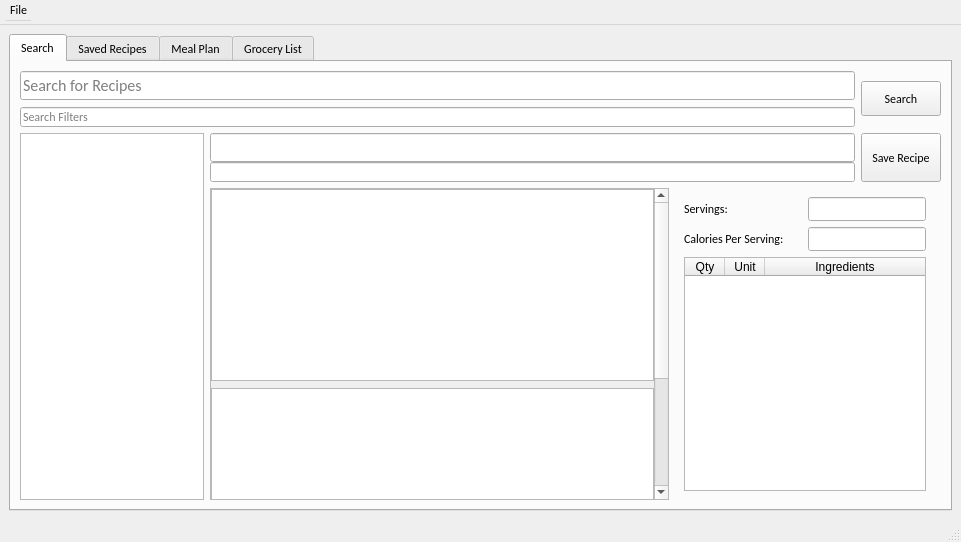
Qt form mainwindow.ui (jake-kolk/CPT_S322.Project) before a commit.
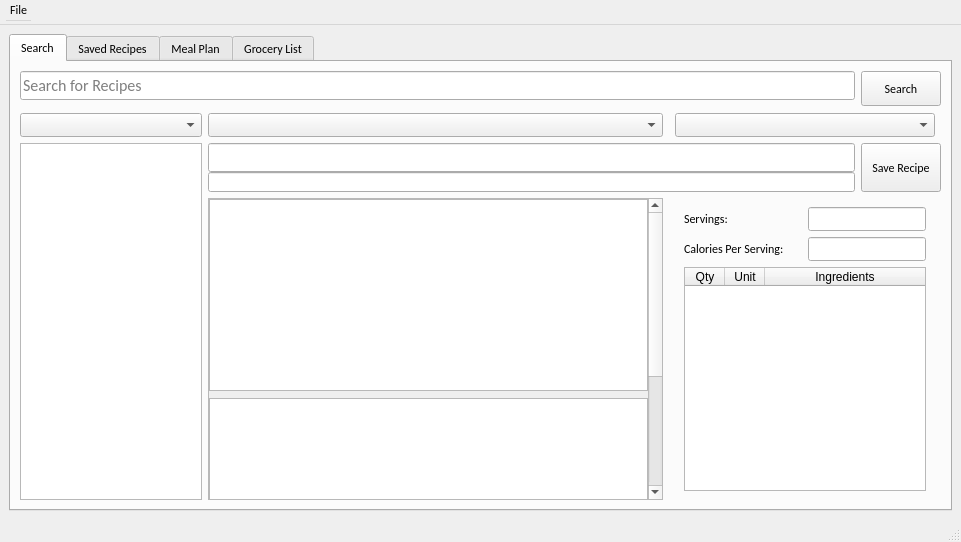
The same form after that commit. The open tabs and pages were chosen to show the change.

```diff
--- a/mainwindow.ui
+++ b/mainwindow.ui
@@ -54,111 +54,155 @@
         <string>Search</string>
        </attribute>
        <layout class="QGridLayout" name="gridLayout_3">
-        <item row="0" column="0" colspan="4">
-         <layout class="QGridLayout" name="gridLayout" rowstretch="0,0" columnstretch="2,0" columnminimumwidth="0,0">
-          <property name="sizeConstraint">
-           <enum>QLayout::SizeConstraint::SetDefaultConstraint</enum>
-          </property>
-          <property name="verticalSpacing">
-           <number>7</number>
-          </property>
-          <item row="0" column="0">
-           <widget class="QLineEdit" name="recipeSearchbox">
-            <property name="sizePolicy">
-             <sizepolicy hsizetype="Expanding" vsizetype="Expanding">
-              <horstretch>5</horstretch>
-              <verstretch>2</verstretch>
-             </sizepolicy>
-            </property>
-            <property name="maximumSize">
-             <size>
-              <width>16777215</width>
-              <height>35</height>
-             </size>
-            </property>
-            <property name="sizeIncrement">
-             <size>
-              <width>0</width>
-              <height>0</height>
-             </size>
-            </property>
-            <property name="font">
-             <font>
-              <family>Calibri</family>
-              <pointsize>12</pointsize>
-             </font>
-            </property>
-            <property name="text">
-             <string/>
-            </property>
-            <property name="placeholderText">
-             <string>Search for Recipes</string>
-            </property>
-           </widget>
-          </item>
-          <item row="1" column="0">
-           <widget class="QLineEdit" name="recipeSearchFilters">
-            <property name="sizePolicy">
-             <sizepolicy hsizetype="Expanding" vsizetype="MinimumExpanding">
-              <horstretch>0</horstretch>
-              <verstretch>0</verstretch>
-             </sizepolicy>
-            </property>
-            <property name="maximumSize">
-             <size>
-              <width>16777215</width>
-              <height>20</height>
-             </size>
-            </property>
-            <property name="text">
-             <string/>
-            </property>
-            <property name="placeholderText">
-             <string>Search Filters</string>
-            </property>
-           </widget>
-          </item>
-          <item row="0" column="1" rowspan="2">
-           <widget class="QPushButton" name="searchButton">
-            <property name="sizePolicy">
-             <sizepolicy hsizetype="Expanding" vsizetype="Expanding">
-              <horstretch>0</horstretch>
-              <verstretch>0</verstretch>
-             </sizepolicy>
-            </property>
-            <property name="maximumSize">
-             <size>
-              <width>16777215</width>
-              <height>35</height>
-             </size>
-            </property>
-            <property name="text">
-             <string>Search</string>
-            </property>
-           </widget>
-          </item>
-         </layout>
+        <item row="1" column="0">
+         <widget class="QComboBox" name="cuisineComboBox"/>
         </item>
-        <item row="1" column="0" rowspan="2">
-         <widget class="QListWidget" name="searchResult">
+        <item row="1" column="1">
+         <widget class="QComboBox" name="dietComboBox"/>
+        </item>
+        <item row="1" column="3">
+         <widget class="QComboBox" name="mealTypeComboBox"/>
+        </item>
+        <item row="3" column="1">
+         <widget class="QScrollArea" name="scrollArea">
           <property name="sizePolicy">
            <sizepolicy hsizetype="Expanding" vsizetype="Expanding">
-            <horstretch>2</horstretch>
+            <horstretch>5</horstretch>
             <verstretch>0</verstretch>
            </sizepolicy>
           </property>
-          <property name="resizeMode">
-           <enum>QListView::ResizeMode::Adjust</enum>
+          <property name="widgetResizable">
+           <bool>true</bool>
           </property>
-          <property name="layoutMode">
-           <enum>QListView::LayoutMode::SinglePass</enum>
-          </property>
-          <property name="spacing">
-           <number>0</number>
-          </property>
+          <widget class="QWidget" name="scrollAreaWidgetContents">
+           <property name="geometry">
+            <rect>
+             <x>0</x>
+             <y>0</y>
+             <width>439</width>
+             <height>499</height>
+            </rect>
+           </property>
+           <property name="sizePolicy">
+            <sizepolicy hsizetype="Expanding" vsizetype="Expanding">
+             <horstretch>3</horstretch>
+             <verstretch>0</verstretch>
+            </sizepolicy>
+           </property>
+           <layout class="QVBoxLayout" name="verticalLayout_4">
+            <property name="spacing">
+             <number>7</number>
+            </property>
+            <property name="leftMargin">
+             <number>0</number>
+            </property>
+            <property name="topMargin">
+             <number>0</number>
+            </property>
+            <property name="rightMargin">
+             <number>0</number>
+            </property>
+            <property name="bottomMargin">
+             <number>0</number>
+            </property>
+            <item>
+             <widget class="QWidget" name="widget" native="true">
+              <property name="sizePolicy">
+               <sizepolicy hsizetype="Expanding" vsizetype="MinimumExpanding">
+                <horstretch>0</horstretch>
+                <verstretch>0</verstretch>
+               </sizepolicy>
+              </property>
+              <property name="minimumSize">
+               <size>
+                <width>0</width>
+                <height>0</height>
+               </size>
+              </property>
+              <layout class="QVBoxLayout" name="verticalLayout_5">
+               <property name="spacing">
+                <number>7</number>
+               </property>
+               <property name="leftMargin">
+                <number>0</number>
+               </property>
+               <property name="topMargin">
+                <number>0</number>
+               </property>
+               <property name="rightMargin">
+                <number>0</number>
+               </property>
+               <property name="bottomMargin">
+                <number>0</number>
+               </property>
+               <item>
+                <widget class="QGraphicsView" name="recipeImage">
+                 <property name="sizePolicy">
+                  <sizepolicy hsizetype="Expanding" vsizetype="Expanding">
+                   <horstretch>0</horstretch>
+                   <verstretch>0</verstretch>
+                  </sizepolicy>
+                 </property>
+                 <property name="minimumSize">
+                  <size>
+                   <width>0</width>
+                   <height>0</height>
+                  </size>
+                 </property>
+                </widget>
+               </item>
+               <item>
+                <widget class="QTextEdit" name="recipeDesc">
+                 <property name="sizePolicy">
+                  <sizepolicy hsizetype="Expanding" vsizetype="Expanding">
+                   <horstretch>0</horstretch>
+                   <verstretch>0</verstretch>
+                  </sizepolicy>
+                 </property>
+                 <property name="minimumSize">
+                  <size>
+                   <width>0</width>
+                   <height>300</height>
+                  </size>
+                 </property>
+                 <property name="verticalScrollBarPolicy">
+                  <enum>Qt::ScrollBarPolicy::ScrollBarAsNeeded</enum>
+                 </property>
+                 <property name="sizeAdjustPolicy">
+                  <enum>QAbstractScrollArea::SizeAdjustPolicy::AdjustIgnored</enum>
+                 </property>
+                 <property name="lineWrapMode">
+                  <enum>QTextEdit::LineWrapMode::WidgetWidth</enum>
+                 </property>
+                 <property name="lineWrapColumnOrWidth">
+                  <number>0</number>
+                 </property>
+                 <property name="readOnly">
+                  <bool>true</bool>
+                 </property>
+                 <property name="html">
+                  <string>&lt;!DOCTYPE HTML PUBLIC &quot;-//W3C//DTD HTML 4.0//EN&quot; &quot;http://www.w3.org/TR/REC-html40/strict.dtd&quot;&gt;
+&lt;html&gt;&lt;head&gt;&lt;meta name=&quot;qrichtext&quot; content=&quot;1&quot; /&gt;&lt;meta charset=&quot;utf-8&quot; /&gt;&lt;style type=&quot;text/css&quot;&gt;
+p, li { white-space: pre-wrap; }
+hr { height: 1px; border-width: 0; }
+li.unchecked::marker { content: &quot;\2610&quot;; }
+li.checked::marker { content: &quot;\2612&quot;; }
+&lt;/style&gt;&lt;/head&gt;&lt;body style=&quot; font-family:'Calibri'; font-size:9pt; font-weight:400; font-style:normal;&quot;&gt;
+&lt;p style=&quot;-qt-paragraph-type:empty; margin-top:0px; margin-bottom:0px; margin-left:0px; margin-right:0px; -qt-block-indent:0; text-indent:0px;&quot;&gt;&lt;br /&gt;&lt;/p&gt;&lt;/body&gt;&lt;/html&gt;</string>
+                 </property>
+                 <property name="overwriteMode">
+                  <bool>false</bool>
+                 </property>
+                </widget>
+               </item>
+              </layout>
+             </widget>
+            </item>
+           </layout>
+          </widget>
          </widget>
         </item>
-        <item row="1" column="1" colspan="3">
+        <item row="2" column="1" colspan="4">
          <layout class="QHBoxLayout" name="horizontalLayout_3" stretch="3,0">
           <item>
            <layout class="QVBoxLayout" name="verticalLayout_3" stretch="2,0">
@@ -235,146 +279,26 @@
           </item>
          </layout>
         </item>
-        <item row="2" column="1">
-         <widget class="QScrollArea" name="scrollArea">
+        <item row="2" column="0" rowspan="2">
+         <widget class="QListWidget" name="searchResult">
           <property name="sizePolicy">
            <sizepolicy hsizetype="Expanding" vsizetype="Expanding">
-            <horstretch>5</horstretch>
+            <horstretch>2</horstretch>
             <verstretch>0</verstretch>
            </sizepolicy>
           </property>
-          <property name="widgetResizable">
-           <bool>true</bool>
+          <property name="resizeMode">
+           <enum>QListView::ResizeMode::Adjust</enum>
           </property>
-          <widget class="QWidget" name="scrollAreaWidgetContents">
-           <property name="geometry">
-            <rect>
-             <x>0</x>
-             <y>0</y>
-             <width>443</width>
-             <height>499</height>
-            </rect>
-           </property>
-           <property name="sizePolicy">
-            <sizepolicy hsizetype="Expanding" vsizetype="Expanding">
-             <horstretch>3</horstretch>
-             <verstretch>0</verstretch>
-            </sizepolicy>
-           </property>
-           <layout class="QVBoxLayout" name="verticalLayout_4">
-            <property name="spacing">
-             <number>7</number>
-            </property>
-            <property name="leftMargin">
-             <number>0</number>
-            </property>
-            <property name="topMargin">
-             <number>0</number>
-            </property>
-            <property name="rightMargin">
-             <number>0</number>
-            </property>
-            <property name="bottomMargin">
-             <number>0</number>
-            </property>
-            <item>
-             <widget class="QWidget" name="widget" native="true">
-              <property name="sizePolicy">
-               <sizepolicy hsizetype="Expanding" vsizetype="MinimumExpanding">
-                <horstretch>0</horstretch>
-                <verstretch>0</verstretch>
-               </sizepolicy>
-              </property>
-              <property name="minimumSize">
-               <size>
-                <width>0</width>
-                <height>0</height>
-               </size>
-              </property>
-              <layout class="QVBoxLayout" name="verticalLayout_5">
-               <property name="spacing">
-                <number>7</number>
-               </property>
-               <property name="leftMargin">
-                <number>0</number>
-               </property>
-               <property name="topMargin">
-                <number>0</number>
-               </property>
-               <property name="rightMargin">
-                <number>0</number>
-               </property>
-               <property name="bottomMargin">
-                <number>0</number>
-               </property>
-               <item>
-                <widget class="QGraphicsView" name="recipeImage">
-                 <property name="sizePolicy">
-                  <sizepolicy hsizetype="Expanding" vsizetype="Expanding">
-                   <horstretch>0</horstretch>
-                   <verstretch>0</verstretch>
-                  </sizepolicy>
-                 </property>
-                 <property name="minimumSize">
-                  <size>
-                   <width>0</width>
-                   <height>0</height>
-                  </size>
-                 </property>
-                </widget>
-               </item>
-               <item>
-                <widget class="QTextEdit" name="recipeDesc">
-                 <property name="sizePolicy">
-                  <sizepolicy hsizetype="Expanding" vsizetype="Expanding">
-                   <horstretch>0</horstretch>
-                   <verstretch>0</verstretch>
-                  </sizepolicy>
-                 </property>
-                 <property name="minimumSize">
-                  <size>
-                   <width>0</width>
-                   <height>300</height>
-                  </size>
-                 </property>
-                 <property name="verticalScrollBarPolicy">
-                  <enum>Qt::ScrollBarPolicy::ScrollBarAsNeeded</enum>
-                 </property>
-                 <property name="sizeAdjustPolicy">
-                  <enum>QAbstractScrollArea::SizeAdjustPolicy::AdjustIgnored</enum>
-                 </property>
-                 <property name="lineWrapMode">
-                  <enum>QTextEdit::LineWrapMode::WidgetWidth</enum>
-                 </property>
-                 <property name="lineWrapColumnOrWidth">
-                  <number>0</number>
-                 </property>
-                 <property name="readOnly">
-                  <bool>true</bool>
-                 </property>
-                 <property name="html">
-                  <string>&lt;!DOCTYPE HTML PUBLIC &quot;-//W3C//DTD HTML 4.0//EN&quot; &quot;http://www.w3.org/TR/REC-html40/strict.dtd&quot;&gt;
-&lt;html&gt;&lt;head&gt;&lt;meta name=&quot;qrichtext&quot; content=&quot;1&quot; /&gt;&lt;meta charset=&quot;utf-8&quot; /&gt;&lt;style type=&quot;text/css&quot;&gt;
-p, li { white-space: pre-wrap; }
-hr { height: 1px; border-width: 0; }
-li.unchecked::marker { content: &quot;\2610&quot;; }
-li.checked::marker { content: &quot;\2612&quot;; }
-&lt;/style&gt;&lt;/head&gt;&lt;body style=&quot; font-family:'Calibri'; font-size:9pt; font-weight:400; font-style:normal;&quot;&gt;
-&lt;p style=&quot;-qt-paragraph-type:empty; margin-top:0px; margin-bottom:0px; margin-left:0px; margin-right:0px; -qt-block-indent:0; text-indent:0px;&quot;&gt;&lt;br /&gt;&lt;/p&gt;&lt;/body&gt;&lt;/html&gt;</string>
-                 </property>
-                 <property name="overwriteMode">
-                  <bool>false</bool>
-                 </property>
-                </widget>
-               </item>
-              </layout>
-             </widget>
-            </item>
-           </layout>
-          </widget>
+          <property name="layoutMode">
+           <enum>QListView::LayoutMode::SinglePass</enum>
+          </property>
+          <property name="spacing">
+           <number>0</number>
+          </property>
          </widget>
         </item>
-        <item row="2" column="2">
+        <item row="3" column="3">
          <widget class="QWidget" name="widget_2" native="true">
           <property name="sizePolicy">
            <sizepolicy hsizetype="Preferred" vsizetype="Preferred">
@@ -526,6 +450,69 @@
           </layout>
          </widget>
         </item>
+        <item row="0" column="0" colspan="5">
+         <layout class="QGridLayout" name="gridLayout" rowstretch="0,0" columnstretch="2,0" columnminimumwidth="0,0">
+          <property name="sizeConstraint">
+           <enum>QLayout::SizeConstraint::SetDefaultConstraint</enum>
+          </property>
+          <property name="verticalSpacing">
+           <number>7</number>
+          </property>
+          <item row="0" column="0">
+           <widget class="QLineEdit" name="recipeSearchbox">
+            <property name="sizePolicy">
+             <sizepolicy hsizetype="Expanding" vsizetype="Expanding">
+              <horstretch>5</horstretch>
+              <verstretch>2</verstretch>
+             </sizepolicy>
+            </property>
+            <property name="maximumSize">
+             <size>
+              <width>16777215</width>
+              <height>35</height>
+             </size>
+            </property>
+            <property name="sizeIncrement">
+             <size>
+              <width>0</width>
+              <height>0</height>
+             </size>
+            </property>
+            <property name="font">
+             <font>
+              <family>Calibri</family>
+              <pointsize>12</pointsize>
+             </font>
+            </property>
+            <property name="text">
+             <string/>
+            </property>
+            <property name="placeholderText">
+             <string>Search for Recipes</string>
+            </property>
+           </widget>
+          </item>
+          <item row="0" column="1" rowspan="2">
+           <widget class="QPushButton" name="searchButton">
+            <property name="sizePolicy">
+             <sizepolicy hsizetype="Expanding" vsizetype="Expanding">
+              <horstretch>0</horstretch>
+              <verstretch>0</verstretch>
+             </sizepolicy>
+            </property>
+            <property name="maximumSize">
+             <size>
+              <width>16777215</width>
+              <height>35</height>
+             </size>
+            </property>
+            <property name="text">
+             <string>Search</string>
+            </property>
+           </widget>
+          </item>
+         </layout>
+        </item>
        </layout>
       </widget>
       <widget class="QWidget" name="recipes">
```
Left out of the diff: 183 changed lines with no effect on the pictures.
